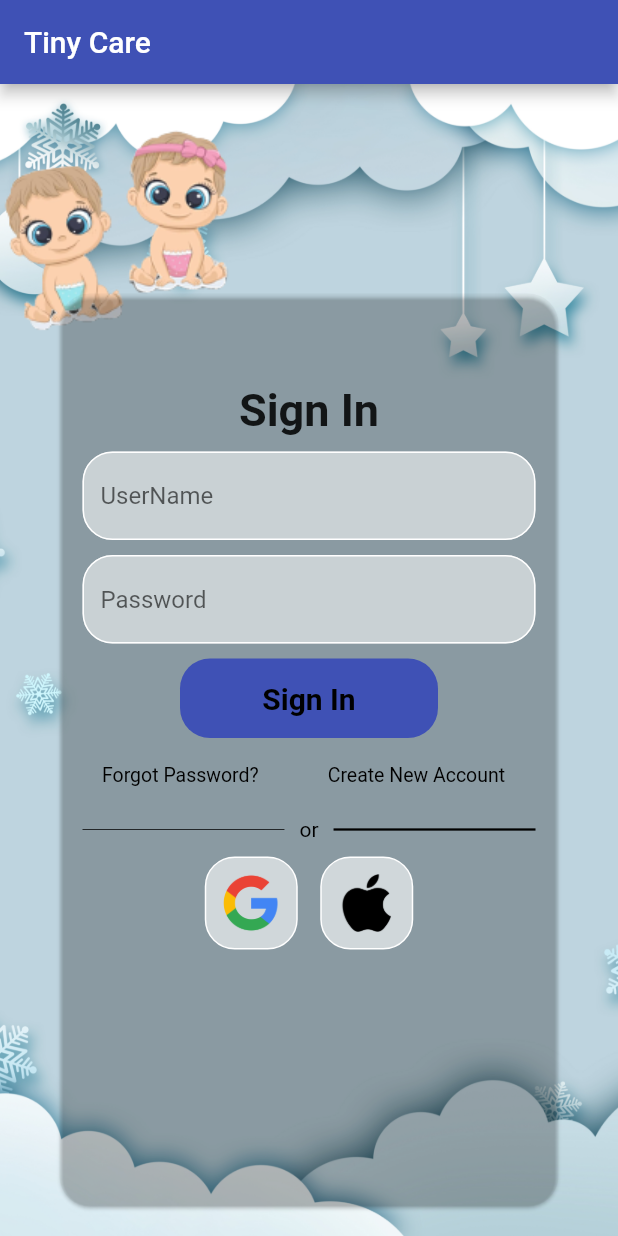
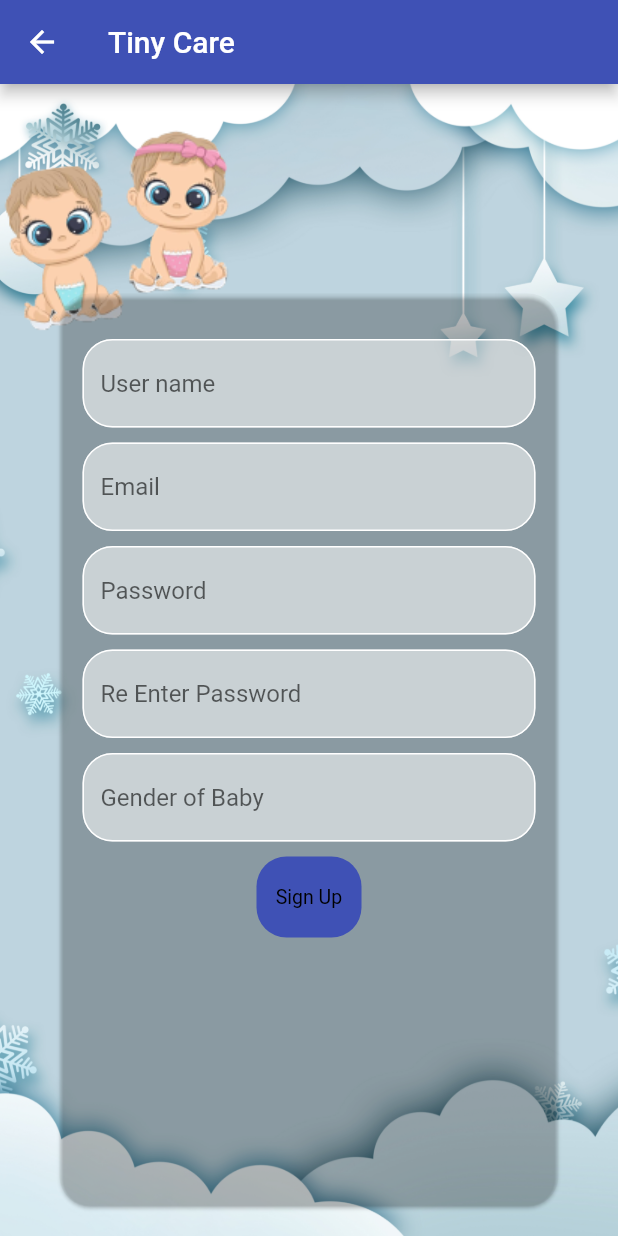
Before and after one commit to Chalana-98/Tiny_Care, a Flutter app: the screen it shows after launch, after a tap on "Create New Account", on a phone screen of 412 x 824 dp. Run offline on Flutter 3.47's test engine with Material 2 defaults, Android fonts, the phone set to English and light mode, and no system bars; our stand-ins replace select_form_field.

Commit message:
register page

```diff
--- a/lib/components/my_button.dart
+++ b/lib/components/my_button.dart
@@ -20,7 +20,7 @@ class _MyButtonState extends State<MyButton> {
         margin: EdgeInsets.symmetric(horizontal: 80),
         decoration: BoxDecoration(color: Colors.indigo,
         borderRadius: BorderRadius.circular(20)),
-        child: Center(
+        child: const Center(
 
          child: Text('Sign In',
          style: TextStyle(color: Colors.black,
--- a/lib/screens/login_page.dart
+++ b/lib/screens/login_page.dart
@@ -2,6 +2,7 @@ import 'package:flutter/material.dart';
 import 'package:tiny_care/components/my_button.dart';
 import 'package:tiny_care/components/my_textfield.dart';
 import 'package:tiny_care/components/square_tile.dart';
+import 'package:tiny_care/screens/register_page.dart';
 import '../widgets/background_image.dart';
 
 class Root extends StatefulWidget {
@@ -139,7 +140,12 @@ class _RootState extends State<Root> {
                                       style: TextButton.styleFrom(
                                         textStyle: const TextStyle(fontSize: 13),
                                       ),
-                                      onPressed: () {},
+                                      onPressed: () => {
+                                      Navigator.push(
+                                      context,
+                                      MaterialPageRoute(builder: (context) => const RegisterPage()),
+                                      )
+                                      },
                                       child: const Text(
                                         'Create New Account',
                                         style: TextStyle(color: Colors.black),
--- /dev/null
+++ b/lib/screens/register_page.dart
@@ -0,0 +1,215 @@
+import 'package:flutter/material.dart';
+import 'package:tiny_care/components/my_button.dart';
+import 'package:tiny_care/components/my_textfield.dart';
+import 'package:tiny_care/components/square_tile.dart';
+import '../widgets/background_image.dart';
+import 'package:select_form_field/select_form_field.dart';
+
+
+//Text Controller
+
+final usernameController = TextEditingController();
+final passwordController = TextEditingController();
+final repasswordController = TextEditingController();
+final emailcontroller = TextEditingController();
+final gendercontroller = TextEditingController();
+// final List<String> _listgender = ['male','Female','Other'];
+final List<Map<String, dynamic>> _gender = [
+  {'gender': 'Male',}, {'gender': 'Female',}, {'gender': 'Other',},
+];
+ final genderselect = TextEditingController();
+
+//Sign User In
+
+void signUserIn() {}
+
+
+class RegisterPage extends StatefulWidget {
+  const RegisterPage({Key? key}) : super(key: key);
+
+  @override
+  State<RegisterPage> createState() => _RegisterPageState();
+}
+
+class _RegisterPageState extends State<RegisterPage> {
+  @override
+  Widget build(BuildContext context) {
+    final size = MediaQuery.of(context).size;
+    String valuechoose;
+    String _valueChanged = '';
+    String _valueToValidate = '';
+    String _valueSaved = '';
+    return Scaffold(
+      appBar: AppBar(
+        title: const Text("Tiny Care"),
+      ),
+      body: Stack(
+        children: [
+          const BackgroundImage(),
+
+          Scaffold(
+            backgroundColor: Colors.transparent,
+            body:  Stack(
+                children: [
+
+
+                  Positioned(
+                      top: -size.width *0.42,
+                      left: -size.width * 0.48,
+
+
+                      child: Image.asset(
+                        'assets/images/bbyset1.png',
+                        width: 600,
+                        height: 600,
+
+                      )),
+
+                  Positioned(
+                    child: Card(
+                      color: const Color(0x0094b4bf),
+                      elevation: 1,
+                      shape: const RoundedRectangleBorder(
+                          borderRadius: BorderRadius.only(
+                              topLeft: Radius.circular(20),
+                              bottomLeft: Radius.circular(20),
+                              topRight: Radius.circular(20),
+                              bottomRight: Radius.circular(20))),
+                      margin: const EdgeInsets.fromLTRB(40, 140, 40,20),
+                      child: Scaffold(
+
+                        backgroundColor: Colors.transparent,
+                        body: SingleChildScrollView(
+                          child: Column(
+                            children: [
+                              const SizedBox(
+                                height: 20,
+                              ),
+                              // const Center(
+                              //   child: Text(
+                              //     'Sign Up',
+                              //     style: TextStyle(
+                              //         fontWeight: FontWeight.bold, fontSize: 30),
+                              //   ),
+                              // ),
+                              const SizedBox(
+                                height: 10,
+                              ),
+
+                              //User name
+                              MyTextField(
+                                controller: usernameController,
+                                hintText: 'User name',
+                                obscureText: false,
+                              ),
+                              const SizedBox(
+                                height: 10,
+                              ),
+
+                              //User name
+                              MyTextField(
+                                controller: emailcontroller,
+                                hintText: 'Email',
+                                obscureText: false,
+                              ),
+                              const SizedBox(
+                                height: 10,
+                              ),
+
+                              //Password
+                              MyTextField(
+                                controller: passwordController,
+                                hintText: 'Password',
+                                obscureText: true,
+                              ),
+
+                              const SizedBox(
+                                height: 10,
+                              ),
+
+                              //Password
+                              MyTextField(
+                                controller: repasswordController,
+                                hintText: 'Re Enter Password',
+                                obscureText: true,
+                              ),
+                              //Sign up Button
+                              const SizedBox(
+                                height: 10,
+                              ),
+
+                              // SelectFormField(
+                              //   hintText: "Select Your Baby Gender",
+                              //   enableSearch: true,
+                              //   controller: genderselect,
+                              //   items: _gender,
+                              //   type: SelectFormFieldType.dropdown,
+                              //     onChanged: (val) => setState(() => _valueChanged = val),
+                              //     validator: (val) {
+                              //       setState(() => _valueToValidate = val ?? '');
+                              //       return null;
+                              //     },
+                              //     onSaved: (val) => setState(() => _valueSaved = val ?? '')
+                              // ),
+                              MyTextField(
+                                controller: gendercontroller,
+                                hintText: 'Gender of Baby',
+                                obscureText: false,
+                              ),
+
+
+                              const SizedBox(
+                                height: 10,
+                              ),
+                              // MyButton(
+                              //
+                              //   onTap: () {},
+                              // ),
+                              //
+                              Container(
+                                padding: EdgeInsets.all(3),
+                                margin: EdgeInsets.symmetric(horizontal: 1),
+                                decoration: BoxDecoration(color: Colors.indigo,
+                                    borderRadius: BorderRadius.circular(20)),
+                                child: TextButton(
+                                  style: TextButton.styleFrom(
+                                    textStyle: const TextStyle(fontSize: 13),
+                                  ),
+                                  onPressed: () {},
+                                  child: const Text(
+                                    'Sign Up',
+                                    style: TextStyle(color: Colors.black),
+                                  ),
+                                ),
+                              ),
+
+
+
+                              const SizedBox(
+                                height: 10,
+                              ),
+
+                              //google and Apple button
+
+
+                            ],
+                          ),
+                        ),
+                      ),
+                    ),
+                  ),
+
+                ]
+
+            ),
+          ),
+
+
+
+        ],
+
+
+      ),
+    );
+  }
+}
--- a/pubspec.yaml
+++ b/pubspec.yaml
@@ -36,6 +36,7 @@ dependencies:
   # The following adds the Cupertino Icons font to your application.
   # Use with the CupertinoIcons class for iOS style icons.
   cupertino_icons: ^1.0.2
+  select_form_field: "^2.2.0"
 
 dev_dependencies:
   flutter_test:
```
Also changed, not shown: pubspec.lock.
